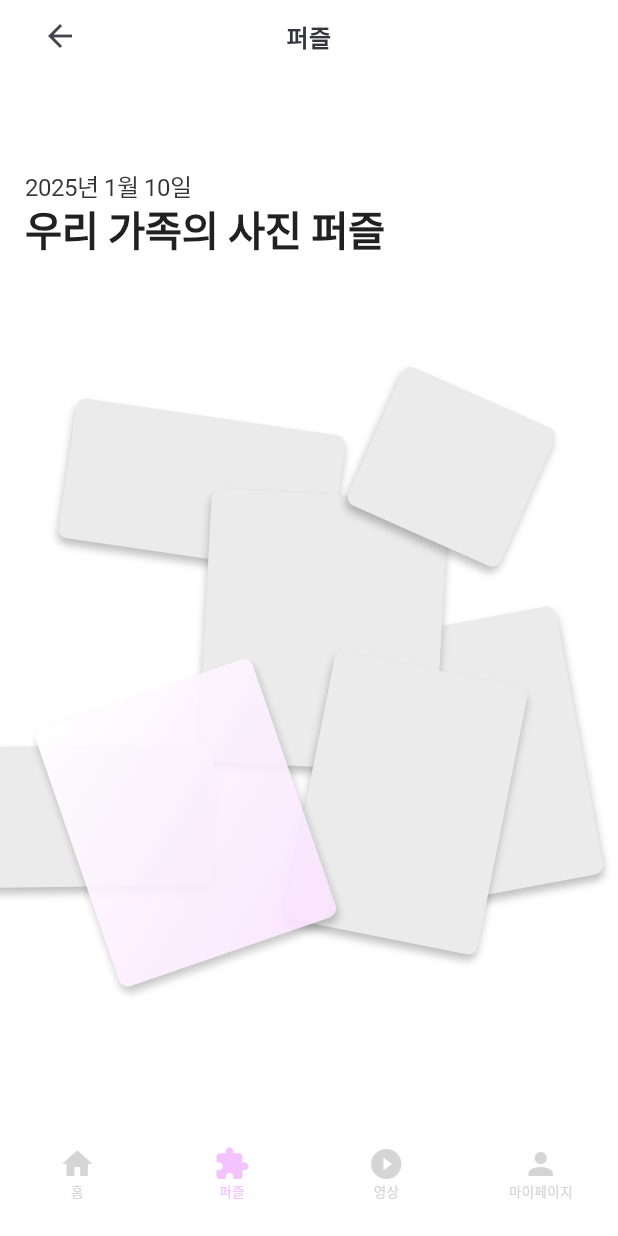
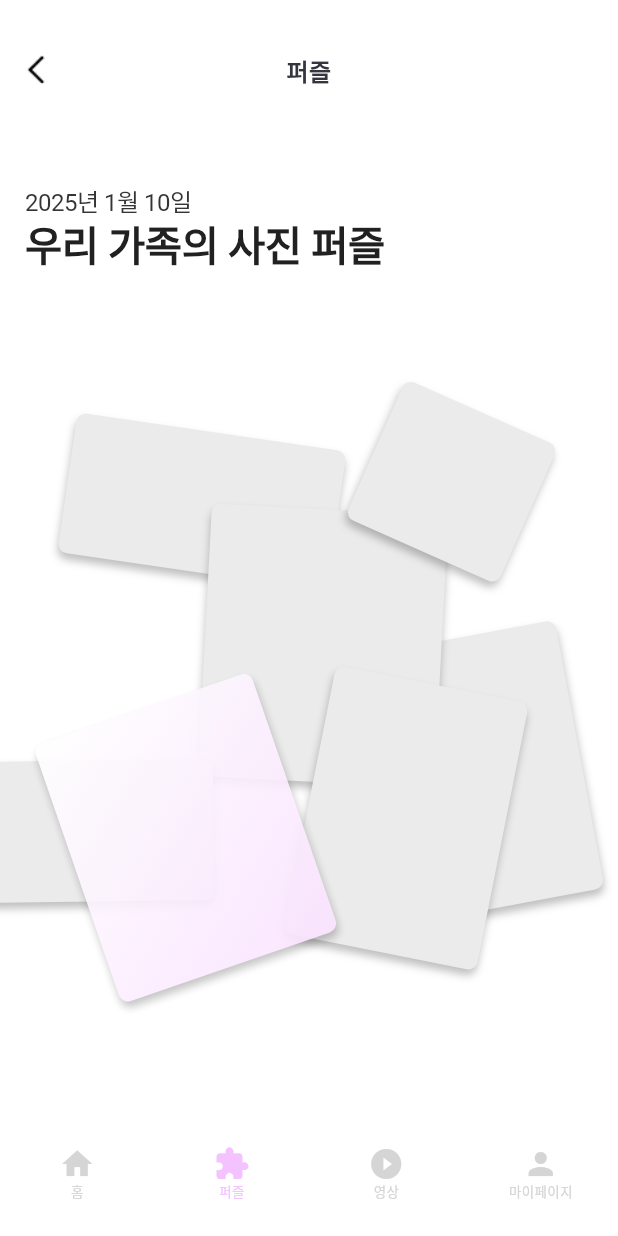
Before and after one commit to jaewook2400/BatKnife_frontend, a Flutter app: the screen it shows after launch, on a phone screen of 412 x 824 dp. Run offline on Flutter 3.47's test engine with Material 3 defaults, Android fonts, the phone set to English and light mode, and no system bars; Roboto replaces fonts that are missing (Pretendard).

Commit message:
update custom_app_bar

```diff
--- a/lib/main.dart
+++ b/lib/main.dart
@@ -10,6 +10,7 @@ class MyApp extends StatelessWidget {
   Widget build(BuildContext context) {
     return MaterialApp(
       title: 'My App',
+      debugShowCheckedModeBanner: false,
       home: PuzzlePage(), // ✅ 여기만 바꾸면 됨
     );
   }
--- a/lib/widgets/custom_app_bar.dart
+++ b/lib/widgets/custom_app_bar.dart
@@ -11,11 +11,13 @@ class CustomAppBar extends StatelessWidget implements PreferredSizeWidget {
   });
 
   @override
-  Size get preferredSize => const Size.fromHeight(48);
+  Size get preferredSize => const Size.fromHeight(58);
 
   @override
   Widget build(BuildContext context) {
     return SafeArea(
+      child: Padding(
+        padding: const EdgeInsets.only(top: 35),
         child: SizedBox(
           height: 48,
           child: Stack(
@@ -23,14 +25,24 @@ class CustomAppBar extends StatelessWidget implements PreferredSizeWidget {
             children: [
               if (showBackButton)
                 Positioned(
-                left: 16,
+                    left: 0,
                     child: IconButton(
-                  icon: const Icon(Icons.arrow_back),
-                  onPressed: () => Navigator.of(context).pop(),
-                  iconSize: 24,
                       padding: EdgeInsets.zero,
-                  constraints: const BoxConstraints(),
+                      constraints: BoxConstraints(), // 최소화
+                      icon: SizedBox(
+                        width: 11.46,
+                        height: 20.34,
+                        child: Image.asset(
+                          'assets/icons/back.png', // 경로는 네가 넣은 이미지에 맞춰
+                          fit: BoxFit.contain,
+                          color: Colors.black,
                         ),
+                      ),
+                      onPressed: () {
+                        Navigator.pop(context);
+                      },
+                    )
+
                 ),
               Text(
                 title,
@@ -57,6 +69,7 @@ class CustomAppBar extends StatelessWidget implements PreferredSizeWidget {
             ],
           ),
         ),
+      )
     );
   }
 }
--- a/pubspec.yaml
+++ b/pubspec.yaml
@@ -51,6 +51,8 @@ dev_dependencies:
 
 # The following section is specific to Flutter packages.
 flutter:
+  assets:
+    - assets/icons/
 
   # The following line ensures that the Material Icons font is
   # included with your application, so that you can use the icons in
```
Also changed, not shown: assets/icons/back.png (added). Lines whose indentation alone changed are shown as unchanged.
